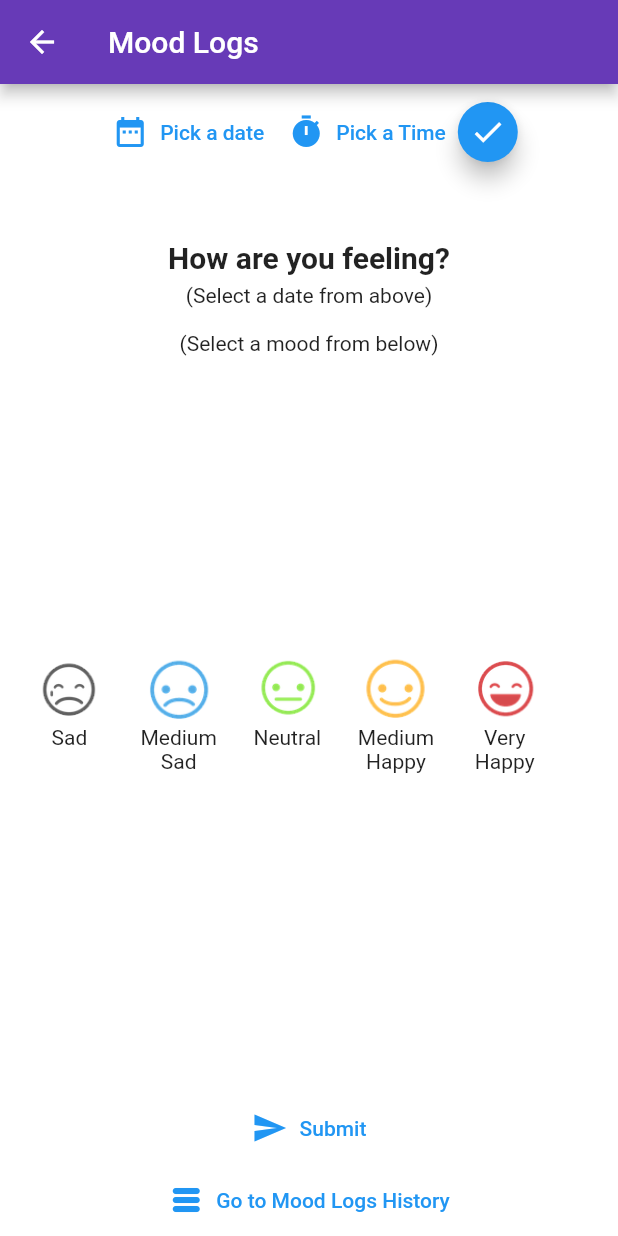
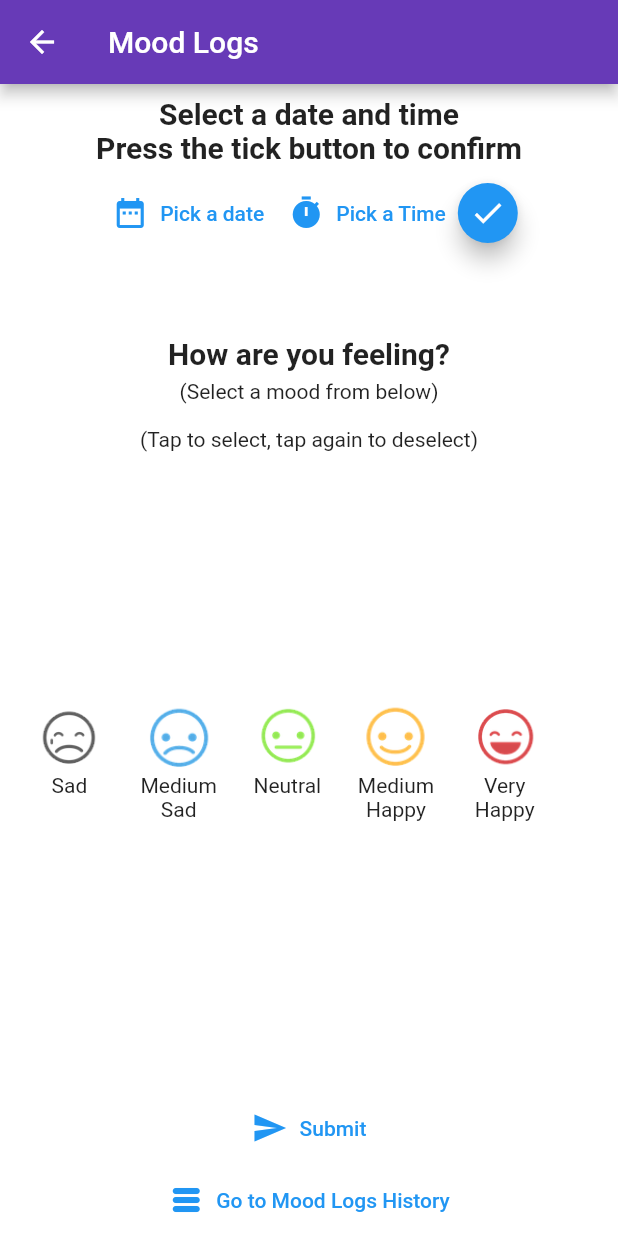
Before and after one commit to hamid-hai/Meditation-Application, a Flutter app: the MoodsLogs screen opened directly, on a phone screen of 412 x 824 dp. Run offline on Flutter 3.47's test engine with Material 2 defaults, Android fonts, the phone set to English and light mode, and no system bars; our stand-ins replace audioplayers, cloud_firestore, firebase_auth, firebase_core, flutter_spinkit, google_maps_flutter and 1 more; missing offline and left inert: dart:ffi; accounts and stored records are empty; network calls fail.

Commit message:
moodslogs.dart updated with more clearer instructions in bold text
Updated to include comments within code for easier debugging

```diff
--- a/lib/screens/home/features/moodslogs.dart
+++ b/lib/screens/home/features/moodslogs.dart
@@ -3,8 +3,6 @@ import 'package:firebase_auth/firebase_auth.dart';
 import 'package:flutter/material.dart';
 import 'package:meditationapp/screens/home/features/moodlogs/mood.dart';
 import 'package:meditationapp/screens/home/features/moodlogs/moodhistory.dart';
-import 'package:meditationapp/services/database.dart';
-import 'package:provider/provider.dart';
 
 import 'moodlogs/moodicon.dart';
 
@@ -16,7 +14,6 @@ class MoodsLogs extends StatefulWidget {
 }
 
 class _MoodsLogsState extends State<MoodsLogs> {
-
   late String mood;
   late String image;
   late String datepicked;
@@ -44,9 +41,15 @@ class _MoodsLogsState extends State<MoodsLogs> {
         backgroundColor: Colors.deepPurple,
       ),
       body: Container(
-        child: Column(
-          children: <Widget>[
+        child: Column(children: <Widget>[
           SizedBox(width: 70),
+          Padding(
+            padding: const EdgeInsets.only(top: 8.0),
+            child: Text(
+                'Select a date and time\nPress the tick button to confirm',
+                textAlign: TextAlign.center,
+                style: TextStyle(fontSize: 20, fontWeight: FontWeight.bold)),
+          ),
           Padding(
             padding: const EdgeInsets.all(8.0),
             child: Row(
@@ -56,6 +59,9 @@ class _MoodsLogsState extends State<MoodsLogs> {
                     icon: Icon(Icons.date_range),
                     label: Text('Pick a date'),
                     onPressed: () => showDatePicker(
+
+                      // Calculating the date the user has pressed
+                      // Converting to a string format for the 'Mood Logs History'
                             context: context,
                             initialDate: DateTime.now(),
                             firstDate: DateTime(2001),
@@ -73,6 +79,8 @@ class _MoodsLogsState extends State<MoodsLogs> {
                                     date.month.toString();
                               }),
                             })),
+
+                // Repeating the process for the Time
                 TextButton.icon(
                     icon: Icon(Icons.timer),
                     label: Text('Pick a Time'),
@@ -83,6 +91,9 @@ class _MoodsLogsState extends State<MoodsLogs> {
                                 timepicked = time!.format(context).toString();
                               })
                             })),
+
+
+                // By pressing confirm we combine the date and time into one string
                 Container(
                   height: 40,
                   width: 40,
@@ -98,14 +109,18 @@ class _MoodsLogsState extends State<MoodsLogs> {
             ),
           ),
 
-            SizedBox(height: 40),
+
+          SizedBox(height: 50),
           Text('How are you feeling?',
               style: TextStyle(fontSize: 20, fontWeight: FontWeight.bold)),
           SizedBox(height: 6),
-            Text('(Select a date from above)\n\n(Select a mood from below)', textAlign: TextAlign.center,),
+          Text(
+            '(Select a mood from below)\n\n(Tap to select, tap again to deselect)',
+            textAlign: TextAlign.center,
+          ),
+
 
           Expanded(
-
             child: ListView.builder(
                 scrollDirection: Axis.horizontal,
                 itemCount: moods.length,
@@ -143,45 +158,33 @@ class _MoodsLogsState extends State<MoodsLogs> {
                   );
                 }),
           ),
+
+          // Async function that contacts firebase and stores the data collected on this screen.
           TextButton.icon(
-                icon: Icon(Icons.send), label: Text('Submit'),
+            icon: Icon(Icons.send),
+            label: Text('Submit'),
             onPressed: () async {
-
-
-              // setState(() {
               User? user = FirebaseAuth.instance.currentUser;
 
-                await FirebaseFirestore.instance.collection('diaries').add(
-                    {
+              await FirebaseFirestore.instance.collection('diaries').add({
                 'uid': user!.uid,
                 'dateandtime': datetime,
                 'date': datesorter,
                 'mood': mood
               });
-              //
-              //   FirebaseFirestore.instance.runTransaction((transaction) async {
-              //     await transaction.set(FirebaseFirestore.instance.collection(
-              //         'diaries').doc(user!.uid), {
-              //       'dateandtime': datetime,
-              //       'mood': mood
-              //     });
-              //   });
-              //
-              //
-              // }),
             },
           ),
+
+          // Pushes to next screen, Mood Logs History
           TextButton.icon(
               onPressed: () {
-                  Navigator.push(context, MaterialPageRoute(builder: (context) => moodHistory()));
+                Navigator.push(context,
+                    MaterialPageRoute(builder: (context) => moodHistory()));
               },
               icon: Icon(Icons.table_rows_rounded),
               label: Text('Go to Mood Logs History')),
         ]),
-
       ),
-
-
     );
   }
 }
```
Lines whose indentation alone changed are shown as unchanged.
